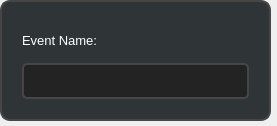
Before: the Qt Designer form eventdialog.ui in alvi-khan/Marshal, drawn with Qt 5.
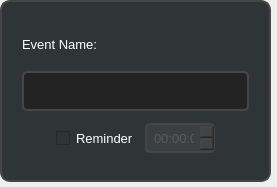
After: the same form once the commit is applied. Icons and pictures are not drawn.

Commit message: Added dynamic setting of reminder date and time from event dialog.

Diff of the .ui file:
```diff
--- a/eventdialog.ui
+++ b/eventdialog.ui
@@ -7,7 +7,7 @@
     <x>0</x>
     <y>0</y>
     <width>277</width>
-    <height>126</height>
+    <height>187</height>
    </rect>
   </property>
   <property name="sizePolicy">
@@ -19,7 +19,7 @@
   <property name="maximumSize">
    <size>
     <width>277</width>
-    <height>126</height>
+    <height>187</height>
    </size>
   </property>
   <property name="font">
@@ -155,6 +155,181 @@
         </property>
        </widget>
       </item>
+      <item>
+       <widget class="QFrame" name="frame_2">
+        <property name="maximumSize">
+         <size>
+          <width>231</width>
+          <height>50</height>
+         </size>
+        </property>
+        <property name="styleSheet">
+         <string notr="true">QFrame
+{
+	border: none;
+}</string>
+        </property>
+        <property name="frameShape">
+         <enum>QFrame::StyledPanel</enum>
+        </property>
+        <property name="frameShadow">
+         <enum>QFrame::Raised</enum>
+        </property>
+        <layout class="QHBoxLayout" name="horizontalLayout">
+         <property name="spacing">
+          <number>10</number>
+         </property>
+         <property name="leftMargin">
+          <number>0</number>
+         </property>
+         <property name="topMargin">
+          <number>0</number>
+         </property>
+         <property name="rightMargin">
+          <number>0</number>
+         </property>
+         <property name="bottomMargin">
+          <number>0</number>
+         </property>
+         <item>
+          <spacer name="horizontalSpacer">
+           <property name="orientation">
+            <enum>Qt::Horizontal</enum>
+           </property>
+           <property name="sizeHint" stdset="0">
+            <size>
+             <width>40</width>
+             <height>20</height>
+            </size>
+           </property>
+          </spacer>
+         </item>
+         <item>
+          <widget class="QCheckBox" name="checkBox">
+           <property name="enabled">
+            <bool>true</bool>
+           </property>
+           <property name="maximumSize">
+            <size>
+             <width>100</width>
+             <height>30</height>
+            </size>
+           </property>
+           <property name="font">
+            <font>
+             <family>Segoe UI</family>
+             <pointsize>10</pointsize>
+            </font>
+           </property>
+           <property name="styleSheet">
+            <string notr="true">QCheckBox:enabled
+{
+	color: rgb(255, 255, 255);
+}
+
+QCheckBox:disabled
+{
+	color: rgb(70, 70, 70);
+}
+
+QCheckBox::indicator {
+	height: 14px;
+	width: 14px;
+}
+
+QCheckBox::indicator:checked {
+    border-image : url(:/Icons/Resources/Icons/CheckBox Checked.svg);
+}
+
+QCheckBox::indicator:unchecked {
+    border-image : url(:/Icons/Resources/Icons/CheckBox Unchecked.svg);
+}
+</string>
+           </property>
+           <property name="text">
+            <string>Reminder</string>
+           </property>
+           <property name="checked">
+            <bool>false</bool>
+           </property>
+          </widget>
+         </item>
+         <item>
+          <widget class="QTimeEdit" name="timeEdit">
+           <property name="enabled">
+            <bool>false</bool>
+           </property>
+           <property name="sizePolicy">
+            <sizepolicy hsizetype="Minimum" vsizetype="Minimum">
+             <horstretch>0</horstretch>
+             <verstretch>0</verstretch>
+            </sizepolicy>
+           </property>
+           <property name="maximumSize">
+            <size>
+             <width>70</width>
+             <height>30</height>
+            </size>
+           </property>
+           <property name="font">
+            <font>
+             <family>Segoe UI</family>
+             <pointsize>10</pointsize>
+             <weight>50</weight>
+             <italic>false</italic>
+             <bold>false</bold>
+            </font>
+           </property>
+           <property name="styleSheet">
+            <string notr="true">QTimeEdit {
+	font: 10pt &quot;Segoe UI&quot;;
+	border: 1.5px solid rgb(70, 70, 70);
+	border-radius: 5px;
+	padding: 5px;
+}
+
+QTimeEdit:enabled
+{
+	background-color: rgb(35, 35, 35);
+	color: rgb(255, 255, 255);
+}
+
+QTimeEdit:disabled
+{
+	background-color: #90464646;
+	color: rgb(90, 90, 90);
+}
+
+QTimeEdit::up-button {
+    width: 12px;
+    border-image: url(:/Icons/Resources/Icons/Spinbox Up.svg);
+	margin-right: 5px;
+}
+
+QTimeEdit::down-button {
+    width: 12px;
+    border-image: url(:/Icons/Resources/Icons/Spinbox Down.svg);
+	margin-right: 5px;
+}</string>
+           </property>
+          </widget>
+         </item>
+         <item>
+          <spacer name="horizontalSpacer_2">
+           <property name="orientation">
+            <enum>Qt::Horizontal</enum>
+           </property>
+           <property name="sizeHint" stdset="0">
+            <size>
+             <width>40</width>
+             <height>20</height>
+            </size>
+           </property>
+          </spacer>
+         </item>
+        </layout>
+       </widget>
+      </item>
      </layout>
     </widget>
    </item>
```
The commit also changes 8 other files.
